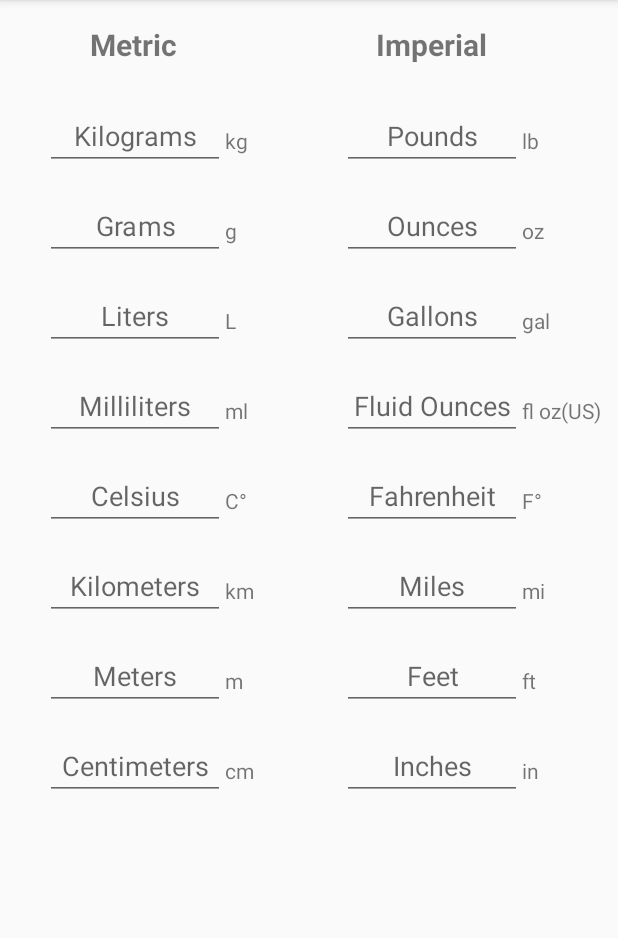
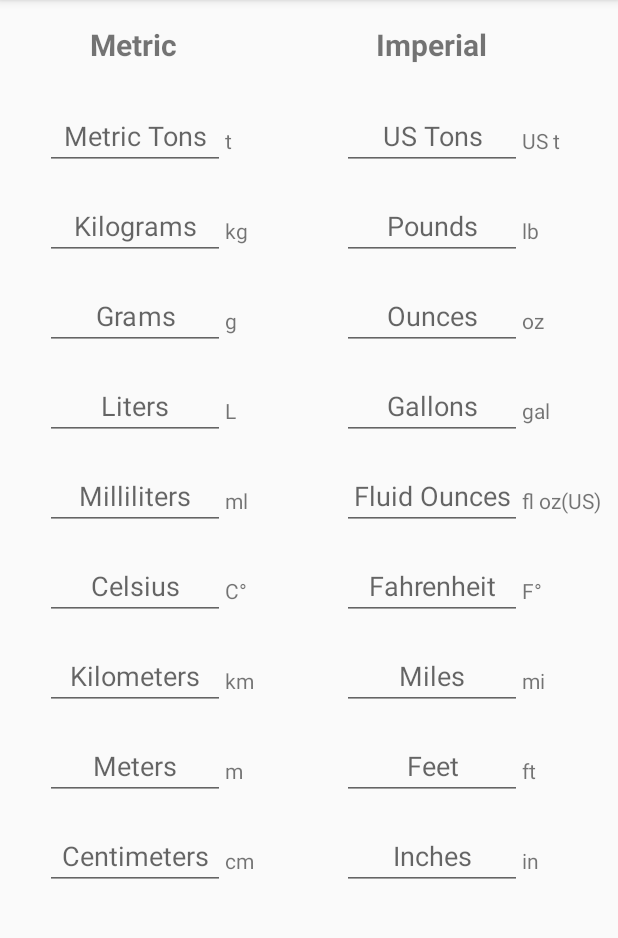
Before and after one commit to iSvirchev/Android_Organizer, an Android app: the Converter screen opened directly, with no data from a screen before it, on a phone screen of 412 x 824 dp, the part 84-1022 px from its top. Run offline under Robolectric (Android 15) with nearby library versions, the phone set to English and light mode, and no system bars.

Commit message:
implemented Metric Ton <-> US Ton conversion and shifted order of elements in activity_converter.xml for visibility

```diff
--- a/Organizer/app/src/main/java/com/organizer/Converter.java
+++ b/Organizer/app/src/main/java/com/organizer/Converter.java
@@ -9,6 +9,8 @@ import android.widget.TextView;
 import androidx.appcompat.app.AppCompatActivity;
 
 public class Converter extends AppCompatActivity {
+    private TextView m_ton_tv;
+    private TextView us_ton_tv;
     private TextView kg_tv;
     private TextView lb_tv;
     private TextView gram_tv;
@@ -31,6 +33,8 @@ public class Converter extends AppCompatActivity {
         super.onCreate(savedInstanceState);
         setContentView(R.layout.activity_converter);
 
+        m_ton_tv = findViewById(R.id.m_ton_tv);
+        us_ton_tv = findViewById(R.id.us_ton_tv);
         kg_tv = findViewById(R.id.kg_tv);
         lb_tv = findViewById(R.id.lb_tv);
         gram_tv = findViewById(R.id.gram_tv);
@@ -48,6 +52,8 @@ public class Converter extends AppCompatActivity {
         cm_tv = findViewById(R.id.cm_tv);
         in_tv = findViewById(R.id.in_tv);
 
+        m_ton_tv.addTextChangedListener(generateTextWatcher(m_ton_tv, us_ton_tv));
+        us_ton_tv.addTextChangedListener(generateTextWatcher(us_ton_tv, m_ton_tv));
         kg_tv.addTextChangedListener(generateTextWatcher(kg_tv,lb_tv));
         lb_tv.addTextChangedListener(generateTextWatcher(lb_tv,kg_tv));
         gram_tv.addTextChangedListener(generateTextWatcher(gram_tv, oz_tv));
@@ -102,6 +108,7 @@ public class Converter extends AppCompatActivity {
     }
 
     private double convert(double op, String operation) {   // op = operand -> the measurement in the 'operation' string
+        double MTON_USTON_RATIO = 1.1023;
         double KG_LB_RATIO = 2.20462;
         double LITER_GAL_RATIO = 0.264172;
         double ML_OZ_RATIO = 0.033814;
@@ -143,6 +150,10 @@ public class Converter extends AppCompatActivity {
                 return op * GR_OZ_RATIO;
             case "oz":
                 return op / GR_OZ_RATIO;
+            case "m_ton":
+                return op * MTON_USTON_RATIO;
+            case "us_ton":
+                return op / MTON_USTON_RATIO;
 
             default: return 0;
         }
--- a/Organizer/app/src/main/res/layout/activity_converter.xml
+++ b/Organizer/app/src/main/res/layout/activity_converter.xml
@@ -16,7 +16,7 @@
             android:id="@+id/in_tv"
             android:layout_width="120dp"
             android:layout_height="40dp"
-            android:layout_marginTop="450dp"
+            android:layout_marginTop="510dp"
             android:layout_marginEnd="64dp"
             android:ems="10"
             android:gravity="center"
@@ -33,7 +33,7 @@
             android:layout_width="120dp"
             android:layout_height="40dp"
             android:layout_marginStart="30dp"
-            android:layout_marginTop="450dp"
+            android:layout_marginTop="510dp"
             android:ems="10"
             android:gravity="center"
             android:hint="@string/centimeters"
@@ -48,7 +48,7 @@
             android:id="@+id/cm_label"
             android:layout_width="wrap_content"
             android:layout_height="wrap_content"
-            android:layout_marginTop="504dp"
+            android:layout_marginTop="564dp"
             android:text="@string/cm"
             app:layout_constraintStart_toEndOf="@+id/kg_tv"
             app:layout_constraintTop_toTopOf="parent" />
@@ -57,7 +57,7 @@
             android:id="@+id/in_label"
             android:layout_width="wrap_content"
             android:layout_height="wrap_content"
-            android:layout_marginTop="504dp"
+            android:layout_marginTop="564dp"
             android:text="@string/in"
             app:layout_constraintStart_toEndOf="@+id/lb_tv"
             app:layout_constraintTop_toTopOf="parent" />
@@ -67,7 +67,7 @@
             android:id="@+id/ft_tv"
             android:layout_width="120dp"
             android:layout_height="40dp"
-            android:layout_marginTop="390dp"
+            android:layout_marginTop="450dp"
             android:layout_marginEnd="64dp"
             android:ems="10"
             android:gravity="center"
@@ -84,7 +84,7 @@
             android:layout_width="120dp"
             android:layout_height="40dp"
             android:layout_marginStart="30dp"
-            android:layout_marginTop="390dp"
+            android:layout_marginTop="450dp"
             android:ems="10"
             android:gravity="center"
             android:hint="@string/meters"
@@ -99,7 +99,7 @@
             android:id="@+id/m_label"
             android:layout_width="wrap_content"
             android:layout_height="wrap_content"
-            android:layout_marginTop="444dp"
+            android:layout_marginTop="504dp"
             android:text="@string/m"
             app:layout_constraintStart_toEndOf="@+id/kg_tv"
             app:layout_constraintTop_toTopOf="parent" />
@@ -108,7 +108,7 @@
             android:id="@+id/ft_label"
             android:layout_width="wrap_content"
             android:layout_height="wrap_content"
-            android:layout_marginTop="444dp"
+            android:layout_marginTop="504dp"
             android:text="@string/ft"
             app:layout_constraintStart_toEndOf="@+id/lb_tv"
             app:layout_constraintTop_toTopOf="parent" />
@@ -118,7 +118,7 @@
             android:id="@+id/miles_tv"
             android:layout_width="120dp"
             android:layout_height="40dp"
-            android:layout_marginTop="330dp"
+            android:layout_marginTop="390dp"
             android:layout_marginEnd="64dp"
             android:ems="10"
             android:gravity="center"
@@ -135,7 +135,7 @@
             android:layout_width="120dp"
             android:layout_height="40dp"
             android:layout_marginStart="30dp"
-            android:layout_marginTop="330dp"
+            android:layout_marginTop="390dp"
             android:ems="10"
             android:gravity="center"
             android:hint="@string/kilometers"
@@ -150,7 +150,7 @@
             android:id="@+id/km_label"
             android:layout_width="wrap_content"
             android:layout_height="wrap_content"
-            android:layout_marginTop="384dp"
+            android:layout_marginTop="444dp"
             android:text="@string/km"
             app:layout_constraintStart_toEndOf="@+id/kg_tv"
             app:layout_constraintTop_toTopOf="parent" />
@@ -159,7 +159,7 @@
             android:id="@+id/miles_label"
             android:layout_width="wrap_content"
             android:layout_height="wrap_content"
-            android:layout_marginTop="384dp"
+            android:layout_marginTop="444dp"
             android:text="@string/mi"
             app:layout_constraintStart_toEndOf="@+id/lb_tv"
             app:layout_constraintTop_toTopOf="parent" />
@@ -169,7 +169,7 @@
             android:id="@+id/fahrenheit_tv"
             android:layout_width="120dp"
             android:layout_height="40dp"
-            android:layout_marginTop="270dp"
+            android:layout_marginTop="330dp"
             android:layout_marginEnd="64dp"
             android:ems="10"
             android:gravity="center"
@@ -186,7 +186,7 @@
             android:layout_width="120dp"
             android:layout_height="40dp"
             android:layout_marginStart="30dp"
-            android:layout_marginTop="270dp"
+            android:layout_marginTop="330dp"
             android:ems="10"
             android:gravity="center"
             android:hint="@string/celsius"
@@ -201,7 +201,7 @@
             android:id="@+id/celsius_label"
             android:layout_width="wrap_content"
             android:layout_height="wrap_content"
-            android:layout_marginTop="324dp"
+            android:layout_marginTop="384dp"
             android:text="@string/c"
             app:layout_constraintStart_toEndOf="@id/celsius_tv"
             app:layout_constraintTop_toTopOf="parent" />
@@ -210,7 +210,7 @@
             android:id="@+id/fahren_tv"
             android:layout_width="wrap_content"
             android:layout_height="wrap_content"
-            android:layout_marginTop="324dp"
+            android:layout_marginTop="384dp"
             android:text="@string/f"
             app:layout_constraintStart_toEndOf="@+id/fahrenheit_tv"
             app:layout_constraintTop_toTopOf="parent" />
@@ -220,7 +220,7 @@
         android:id="@+id/foz_tv"
         android:layout_width="120dp"
         android:layout_height="40dp"
-        android:layout_marginTop="210dp"
+        android:layout_marginTop="270dp"
         android:layout_marginEnd="64dp"
         android:ems="10"
         android:gravity="center"
@@ -237,7 +237,7 @@
         android:layout_width="120dp"
         android:layout_height="40dp"
         android:layout_marginStart="30dp"
-        android:layout_marginTop="210dp"
+        android:layout_marginTop="270dp"
         android:ems="10"
         android:gravity="center"
         android:hint="@string/milliliters"
@@ -252,7 +252,7 @@
         android:id="@+id/ml_label"
         android:layout_width="wrap_content"
         android:layout_height="wrap_content"
-        android:layout_marginTop="264dp"
+        android:layout_marginTop="324dp"
         android:text="@string/ml"
         app:layout_constraintStart_toEndOf="@+id/kg_tv"
         app:layout_constraintTop_toTopOf="parent" />
@@ -261,7 +261,7 @@
         android:id="@+id/foz_label"
         android:layout_width="wrap_content"
         android:layout_height="wrap_content"
-        android:layout_marginTop="264dp"
+        android:layout_marginTop="324dp"
         android:text="@string/fl_oz_us"
         app:layout_constraintStart_toEndOf="@+id/lb_tv"
         app:layout_constraintTop_toTopOf="parent" />
@@ -271,7 +271,7 @@
             android:id="@+id/gallon_tv"
             android:layout_width="120dp"
             android:layout_height="40dp"
-            android:layout_marginTop="150dp"
+            android:layout_marginTop="210dp"
             android:layout_marginEnd="64dp"
             android:ems="10"
             android:gravity="center"
@@ -287,7 +287,7 @@
             android:id="@+id/gallon_label"
             android:layout_width="wrap_content"
             android:layout_height="wrap_content"
-            android:layout_marginTop="204dp"
+            android:layout_marginTop="264dp"
             android:text="@string/gal"
             app:layout_constraintStart_toEndOf="@+id/lb_tv"
             app:layout_constraintTop_toTopOf="parent" />
@@ -296,7 +296,7 @@
             android:id="@+id/liter_label"
             android:layout_width="wrap_content"
             android:layout_height="wrap_content"
-            android:layout_marginTop="204dp"
+            android:layout_marginTop="264dp"
             android:text="@string/l"
             app:layout_constraintStart_toEndOf="@+id/kg_tv"
             app:layout_constraintTop_toTopOf="parent" />
@@ -306,7 +306,7 @@
             android:layout_width="120dp"
             android:layout_height="40dp"
             android:layout_marginStart="30dp"
-            android:layout_marginTop="150dp"
+            android:layout_marginTop="210dp"
             android:ems="10"
             android:gravity="center"
             android:hint="@string/liters"
@@ -322,7 +322,7 @@
             android:id="@+id/oz_tv"
             android:layout_width="120dp"
             android:layout_height="40dp"
-            android:layout_marginTop="90dp"
+            android:layout_marginTop="150dp"
             android:layout_marginEnd="64dp"
             android:ems="10"
             android:gravity="center"
@@ -338,7 +338,7 @@
             android:id="@+id/oz_label"
             android:layout_width="wrap_content"
             android:layout_height="wrap_content"
-            android:layout_marginTop="144dp"
+            android:layout_marginTop="204dp"
             android:text="@string/oz"
             app:layout_constraintStart_toEndOf="@+id/lb_tv"
             app:layout_constraintTop_toTopOf="parent" />
@@ -347,7 +347,7 @@
             android:id="@+id/gram_label"
             android:layout_width="wrap_content"
             android:layout_height="wrap_content"
-            android:layout_marginTop="144dp"
+            android:layout_marginTop="204dp"
             android:text="@string/g"
             app:layout_constraintStart_toEndOf="@+id/kg_tv"
             app:layout_constraintTop_toTopOf="parent" />
@@ -357,7 +357,7 @@
             android:layout_width="120dp"
             android:layout_height="40dp"
             android:layout_marginStart="30dp"
-            android:layout_marginTop="90dp"
+            android:layout_marginTop="150dp"
             android:ems="10"
             android:gravity="center"
             android:hint="@string/grams"
@@ -374,7 +374,7 @@
             android:layout_width="120dp"
             android:layout_height="40dp"
             android:layout_marginStart="30dp"
-            android:layout_marginTop="30dp"
+            android:layout_marginTop="90dp"
             android:ems="10"
             android:gravity="center"
             android:hint="@string/kilograms"
@@ -389,7 +389,7 @@
             android:id="@+id/lb_tv"
             android:layout_width="120dp"
             android:layout_height="40dp"
-            android:layout_marginTop="30dp"
+            android:layout_marginTop="90dp"
             android:layout_marginEnd="64dp"
             android:ems="10"
             android:gravity="center"
@@ -405,7 +405,7 @@
             android:id="@+id/kg_label"
             android:layout_width="wrap_content"
             android:layout_height="wrap_content"
-            android:layout_marginTop="84dp"
+            android:layout_marginTop="144dp"
             android:text="@string/kg"
             app:layout_constraintStart_toEndOf="@+id/kg_tv"
             app:layout_constraintTop_toTopOf="parent" />
@@ -414,8 +414,59 @@
             android:id="@+id/lb_label"
             android:layout_width="wrap_content"
             android:layout_height="wrap_content"
+            android:layout_marginTop="144dp"
+            android:text="@string/lb"
+            app:layout_constraintStart_toEndOf="@+id/lb_tv"
+            app:layout_constraintTop_toTopOf="parent" />
+
+        <!--Metric Tons and US Tons-->
+        <EditText
+            android:id="@+id/m_ton_tv"
+            android:layout_width="120dp"
+            android:layout_height="40dp"
+            android:layout_marginStart="30dp"
+            android:layout_marginTop="30dp"
+            android:ems="10"
+            android:gravity="center"
+            android:hint="@string/metric_tons"
+            android:importantForAutofill="no"
+            android:inputType="numberDecimal"
+            android:maxLength="15"
+            android:tag="m_ton"
+            app:layout_constraintStart_toStartOf="parent"
+            app:layout_constraintTop_toBottomOf="@+id/metric_tv" />
+
+        <EditText
+            android:id="@+id/us_ton_tv"
+            android:layout_width="120dp"
+            android:layout_height="40dp"
+            android:layout_marginTop="30dp"
+            android:layout_marginEnd="64dp"
+            android:ems="10"
+            android:gravity="center"
+            android:hint="@string/us_tons"
+            android:importantForAutofill="no"
+            android:inputType="numberDecimal"
+            android:maxLength="15"
+            android:tag="us_ton"
+            app:layout_constraintEnd_toEndOf="parent"
+            app:layout_constraintTop_toBottomOf="@+id/imp_tv" />
+
+        <TextView
+            android:id="@+id/m_ton_label"
+            android:layout_width="wrap_content"
+            android:layout_height="wrap_content"
             android:layout_marginTop="84dp"
-            android:text="@string/lb"
+            android:text="@string/t"
+            app:layout_constraintStart_toEndOf="@+id/kg_tv"
+            app:layout_constraintTop_toTopOf="parent" />
+
+        <TextView
+            android:id="@+id/us_ton_label"
+            android:layout_width="wrap_content"
+            android:layout_height="wrap_content"
+            android:layout_marginTop="84dp"
+            android:text="@string/us_t"
             app:layout_constraintStart_toEndOf="@+id/lb_tv"
             app:layout_constraintTop_toTopOf="parent" />
 
--- a/Organizer/app/src/main/res/values/strings.xml
+++ b/Organizer/app/src/main/res/values/strings.xml
@@ -39,4 +39,8 @@
     <string name="ounces">Ounces</string>
     <string name="g">g</string>
     <string name="grams">Grams</string>
+    <string name="metric_tons">Metric Tons</string>
+    <string name="us_tons">US Tons</string>
+    <string name="t">t</string>
+    <string name="us_t">US t</string>
 </resources>
```
